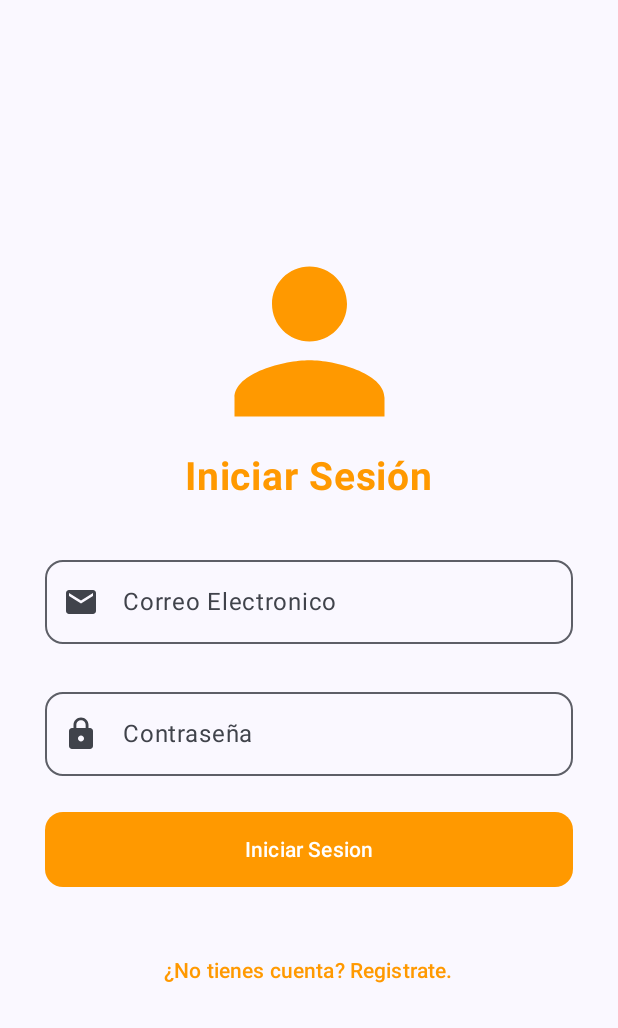
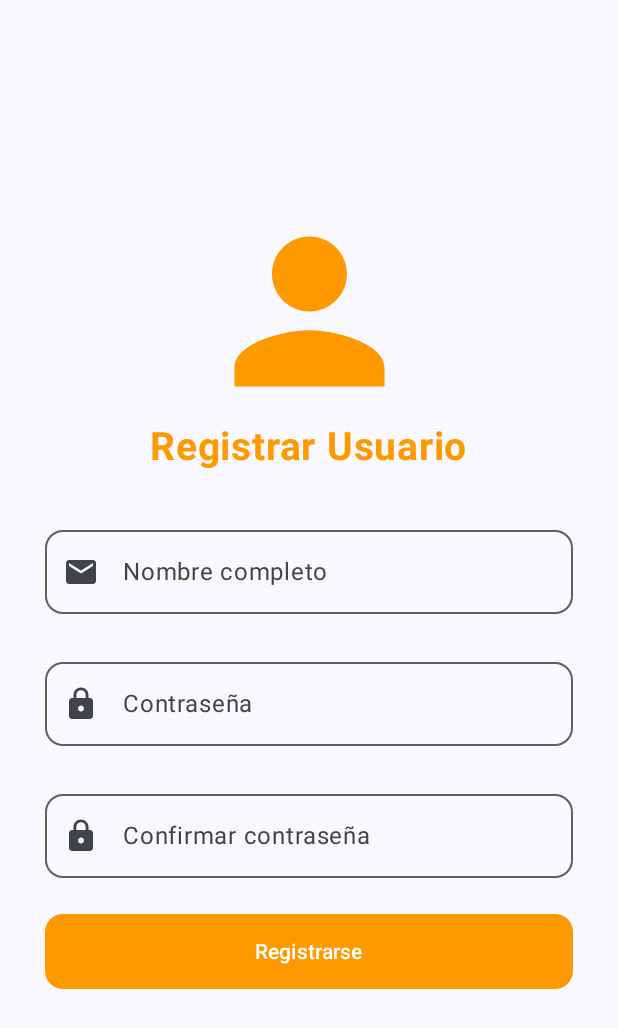
Before and after one commit to mbarragan744/Project_Moviles, an Android app built with Jetpack Compose: the screen it shows after launch (MainActivity), on a phone screen of 412 x 824 dp. Shown: the top 1028 px of the screen. Run offline under Robolectric (Android 15) with nearby library versions, the phone set to English and light mode, and no system bars.

Commit message:
Diseño Registro

```diff
--- a/app/src/main/java/co/edu/unab/marianabarragan/storeapp/MainActivity.kt
+++ b/app/src/main/java/co/edu/unab/marianabarragan/storeapp/MainActivity.kt
@@ -21,6 +21,7 @@ class MainActivity : ComponentActivity() {
         setContent {
             StoreAppTheme {
                 LoginScreen()
+                RegisterScreen()
 
             }
         }
--- /dev/null
+++ b/app/src/main/java/co/edu/unab/marianabarragan/storeapp/RegisterScreen.kt
@@ -0,0 +1,124 @@
+package co.edu.unab.marianabarragan.storeapp
+
+import androidx.compose.foundation.Image
+import androidx.compose.foundation.layout.Arrangement
+import androidx.compose.foundation.layout.Column
+import androidx.compose.foundation.layout.Spacer
+import androidx.compose.foundation.layout.fillMaxSize
+import androidx.compose.foundation.layout.fillMaxWidth
+import androidx.compose.foundation.layout.height
+import androidx.compose.foundation.layout.padding
+import androidx.compose.foundation.layout.size
+import androidx.compose.foundation.shape.RoundedCornerShape
+import androidx.compose.material.icons.Icons
+import androidx.compose.material.icons.filled.Email
+import androidx.compose.material.icons.filled.Lock
+import androidx.compose.material.icons.filled.Person
+import androidx.compose.material3.Button
+import androidx.compose.material3.ButtonDefaults
+import androidx.compose.material3.Icon
+import androidx.compose.material3.OutlinedTextField
+import androidx.compose.material3.Scaffold
+import androidx.compose.material3.Text
+import androidx.compose.material3.TextButton
+import androidx.compose.runtime.Composable
+import androidx.compose.ui.Alignment
+import androidx.compose.ui.Modifier
+import androidx.compose.ui.graphics.Color
+import androidx.compose.ui.graphics.ColorFilter
+import androidx.compose.ui.text.font.FontWeight
+import androidx.compose.ui.tooling.preview.Preview
+import androidx.compose.ui.unit.dp
+import androidx.compose.ui.unit.sp
+
+@Preview
+@Composable
+
+fun RegisterScreen(){
+    Scaffold { innerPadding ->
+
+        Column(
+            modifier = Modifier
+                .padding(innerPadding)
+                .fillMaxSize()
+                .padding(horizontal = 30.dp),
+            horizontalAlignment = Alignment.CenterHorizontally,
+            verticalArrangement = Arrangement.Center)
+        {
+            Image(
+                imageVector = Icons.Default.Person,
+                contentDescription = null,
+                modifier = Modifier.size(150.dp),
+                colorFilter = ColorFilter.tint(Color(0xFFFF9900))
+
+            )
+
+            Text(
+                text =  "Registrar Usuario",
+                color = Color(0xFFFF9900),
+                fontSize= 26.sp,
+                fontWeight = FontWeight.Bold
+            )
+
+            Spacer(modifier = Modifier.height(32.dp))
+
+            OutlinedTextField(
+                value = "",
+                onValueChange = {} ,
+                modifier = Modifier.fillMaxWidth(),
+                leadingIcon = {
+                    Icon(Icons.Default.Email, contentDescription = null)
+                },
+                label = {
+                    Text("Nombre completo")
+                }, shape =  RoundedCornerShape(12.dp)
+            )
+            Spacer(modifier = Modifier.height(24.dp))
+            OutlinedTextField(
+                value = "",
+                onValueChange = {} ,
+                modifier = Modifier.fillMaxWidth(),
+                leadingIcon = {
+                    Icon(
+                        Icons.Default.Lock,
+                        contentDescription = null)
+                },
+                label = {
+                    Text("Contraseña")
+                },
+                shape =  RoundedCornerShape(12.dp)
+            )
+            Spacer(modifier = Modifier.height(24.dp))
+            OutlinedTextField(
+                value = "",
+                onValueChange = {} ,
+                modifier = Modifier.fillMaxWidth(),
+                leadingIcon = {
+                    Icon(
+                        Icons.Default.Lock,
+                        contentDescription = null)
+                },
+                label = {
+                    Text("Confirmar contraseña")
+                },
+                shape =  RoundedCornerShape(12.dp)
+            )
+            Spacer(modifier = Modifier.height(24.dp))
+            Button(
+                onClick = {},
+                modifier = Modifier
+                    .fillMaxWidth()
+                    .height(50.dp),
+                shape = RoundedCornerShape(12.dp),
+                colors = ButtonDefaults.buttonColors(
+                    containerColor = Color(0xFFFF9900)
+                )
+            ) { Text("Registrarse")
+            }
+            Spacer(modifier = Modifier.height(32.dp))
+
+
+
+        } }
+
+}
```
